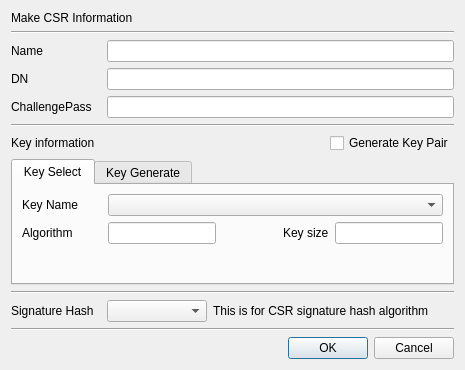
Old version of the form CertMan/make_req_dlg.ui in the repository jykim74/CertMan.
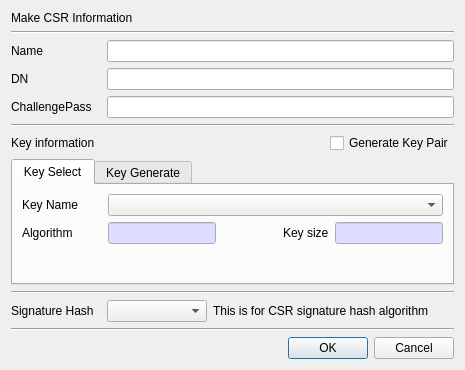
New version of the form.

Commit message: Read-Only 폼 색 표시

Diff of the .ui file:
```diff
--- a/CertMan/make_req_dlg.ui
+++ b/CertMan/make_req_dlg.ui
@@ -177,7 +177,48 @@
           </widget>
          </item>
          <item row="0" column="1">
-          <widget class="QLineEdit" name="mAlgorithmText"/>
+          <widget class="QLineEdit" name="mAlgorithmText">
+           <property name="palette">
+            <palette>
+             <active>
+              <colorrole role="Base">
+               <brush brushstyle="SolidPattern">
+                <color alpha="255">
+                 <red>221</red>
+                 <green>221</green>
+                 <blue>255</blue>
+                </color>
+               </brush>
+              </colorrole>
+             </active>
+             <inactive>
+              <colorrole role="Base">
+               <brush brushstyle="SolidPattern">
+                <color alpha="255">
+                 <red>221</red>
+                 <green>221</green>
+                 <blue>255</blue>
+                </color>
+               </brush>
+              </colorrole>
+             </inactive>
+             <disabled>
+              <colorrole role="Base">
+               <brush brushstyle="SolidPattern">
+                <color alpha="255">
+                 <red>240</red>
+                 <green>240</green>
+                 <blue>240</blue>
+                </color>
+               </brush>
+              </colorrole>
+             </disabled>
+            </palette>
+           </property>
+           <property name="readOnly">
+            <bool>true</bool>
+           </property>
+          </widget>
          </item>
          <item row="0" column="2">
           <spacer name="horizontalSpacer_2">
@@ -193,7 +234,48 @@
           </spacer>
          </item>
          <item row="0" column="4">
-          <widget class="QLineEdit" name="mOptionText"/>
+          <widget class="QLineEdit" name="mOptionText">
+           <property name="palette">
+            <palette>
+             <active>
+              <colorrole role="Base">
+               <brush brushstyle="SolidPattern">
+                <color alpha="255">
+                 <red>221</red>
+                 <green>221</green>
+                 <blue>255</blue>
+                </color>
+               </brush>
+              </colorrole>
+             </active>
+             <inactive>
+              <colorrole role="Base">
+               <brush brushstyle="SolidPattern">
+                <color alpha="255">
+                 <red>221</red>
+                 <green>221</green>
+                 <blue>255</blue>
+                </color>
+               </brush>
+              </colorrole>
+             </inactive>
+             <disabled>
+              <colorrole role="Base">
+               <brush brushstyle="SolidPattern">
+                <color alpha="255">
+                 <red>240</red>
+                 <green>240</green>
+                 <blue>240</blue>
+                </color>
+               </brush>
+              </colorrole>
+             </disabled>
+            </palette>
+           </property>
+           <property name="readOnly">
+            <bool>true</bool>
+           </property>
+          </widget>
          </item>
         </layout>
        </item>
```
The commit also changes 3 other files.
